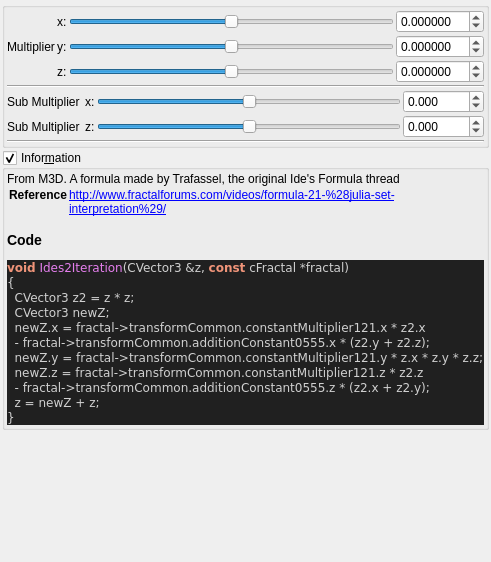
Above: mandelbulber2/qt_data/fractal_ides2.ui from buddhi1980/mandelbulber2 before the change. Below: the same form after it.
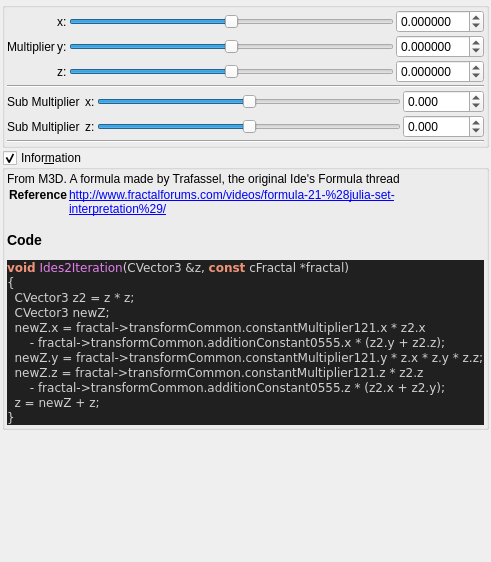
That is the form after the change. Custom widgets are drawn as their Qt base class.

Commit message:
added all transforms information boxes
now all formulas can be parsed.

@buddhi do you got a reference for Xenodreambuie formula?

The edit to the form file:
```diff
--- a/mandelbulber2/qt_data/fractal_ides2.ui
+++ b/mandelbulber2/qt_data/fractal_ides2.ui
@@ -445,10 +445,10 @@
   CVector3 z2 &lt;span style=&quot;color:#d0d0d0&quot;&gt;=&lt;/span&gt; z &lt;span style=&quot;color:#d0d0d0&quot;&gt;*&lt;/span&gt; z&lt;span style=&quot;color:#d0d0d0&quot;&gt;;&lt;/span&gt;
   CVector3 newZ&lt;span style=&quot;color:#d0d0d0&quot;&gt;;&lt;/span&gt;
   newZ&lt;span style=&quot;color:#d0d0d0&quot;&gt;.&lt;/span&gt;x &lt;span style=&quot;color:#d0d0d0&quot;&gt;=&lt;/span&gt; fractal&lt;span style=&quot;color:#d0d0d0&quot;&gt;-&amp;gt;&lt;/span&gt;transformCommon&lt;span style=&quot;color:#d0d0d0&quot;&gt;.&lt;/span&gt;constantMultiplier121&lt;span style=&quot;color:#d0d0d0&quot;&gt;.&lt;/span&gt;x &lt;span style=&quot;color:#d0d0d0&quot;&gt;*&lt;/span&gt; z2&lt;span style=&quot;color:#d0d0d0&quot;&gt;.&lt;/span&gt;x
-  &lt;span style=&quot;color:#d0d0d0&quot;&gt;-&lt;/span&gt; fractal&lt;span style=&quot;color:#d0d0d0&quot;&gt;-&amp;gt;&lt;/span&gt;transformCommon&lt;span style=&quot;color:#d0d0d0&quot;&gt;.&lt;/span&gt;additionConstant0555&lt;span style=&quot;color:#d0d0d0&quot;&gt;.&lt;/span&gt;x &lt;span style=&quot;color:#d0d0d0&quot;&gt;* (&lt;/span&gt;z2&lt;span style=&quot;color:#d0d0d0&quot;&gt;.&lt;/span&gt;y &lt;span style=&quot;color:#d0d0d0&quot;&gt;+&lt;/span&gt; z2&lt;span style=&quot;color:#d0d0d0&quot;&gt;.&lt;/span&gt;z&lt;span style=&quot;color:#d0d0d0&quot;&gt;);&lt;/span&gt;
+      &lt;span style=&quot;color:#d0d0d0&quot;&gt;-&lt;/span&gt; fractal&lt;span style=&quot;color:#d0d0d0&quot;&gt;-&amp;gt;&lt;/span&gt;transformCommon&lt;span style=&quot;color:#d0d0d0&quot;&gt;.&lt;/span&gt;additionConstant0555&lt;span style=&quot;color:#d0d0d0&quot;&gt;.&lt;/span&gt;x &lt;span style=&quot;color:#d0d0d0&quot;&gt;* (&lt;/span&gt;z2&lt;span style=&quot;color:#d0d0d0&quot;&gt;.&lt;/span&gt;y &lt;span style=&quot;color:#d0d0d0&quot;&gt;+&lt;/span&gt; z2&lt;span style=&quot;color:#d0d0d0&quot;&gt;.&lt;/span&gt;z&lt;span style=&quot;color:#d0d0d0&quot;&gt;);&lt;/span&gt;
   newZ&lt;span style=&quot;color:#d0d0d0&quot;&gt;.&lt;/span&gt;y &lt;span style=&quot;color:#d0d0d0&quot;&gt;=&lt;/span&gt; fractal&lt;span style=&quot;color:#d0d0d0&quot;&gt;-&amp;gt;&lt;/span&gt;transformCommon&lt;span style=&quot;color:#d0d0d0&quot;&gt;.&lt;/span&gt;constantMultiplier121&lt;span style=&quot;color:#d0d0d0&quot;&gt;.&lt;/span&gt;y &lt;span style=&quot;color:#d0d0d0&quot;&gt;*&lt;/span&gt; z&lt;span style=&quot;color:#d0d0d0&quot;&gt;.&lt;/span&gt;x &lt;span style=&quot;color:#d0d0d0&quot;&gt;*&lt;/span&gt; z&lt;span style=&quot;color:#d0d0d0&quot;&gt;.&lt;/span&gt;y &lt;span style=&quot;color:#d0d0d0&quot;&gt;*&lt;/span&gt; z&lt;span style=&quot;color:#d0d0d0&quot;&gt;.&lt;/span&gt;z&lt;span style=&quot;color:#d0d0d0&quot;&gt;;&lt;/span&gt;
   newZ&lt;span style=&quot;color:#d0d0d0&quot;&gt;.&lt;/span&gt;z &lt;span style=&quot;color:#d0d0d0&quot;&gt;=&lt;/span&gt; fractal&lt;span style=&quot;color:#d0d0d0&quot;&gt;-&amp;gt;&lt;/span&gt;transformCommon&lt;span style=&quot;color:#d0d0d0&quot;&gt;.&lt;/span&gt;constantMultiplier121&lt;span style=&quot;color:#d0d0d0&quot;&gt;.&lt;/span&gt;z &lt;span style=&quot;color:#d0d0d0&quot;&gt;*&lt;/span&gt; z2&lt;span style=&quot;color:#d0d0d0&quot;&gt;.&lt;/span&gt;z
-  &lt;span style=&quot;color:#d0d0d0&quot;&gt;-&lt;/span&gt; fractal&lt;span style=&quot;color:#d0d0d0&quot;&gt;-&amp;gt;&lt;/span&gt;transformCommon&lt;span style=&quot;color:#d0d0d0&quot;&gt;.&lt;/span&gt;additionConstant0555&lt;span style=&quot;color:#d0d0d0&quot;&gt;.&lt;/span&gt;z &lt;span style=&quot;color:#d0d0d0&quot;&gt;* (&lt;/span&gt;z2&lt;span style=&quot;color:#d0d0d0&quot;&gt;.&lt;/span&gt;x &lt;span style=&quot;color:#d0d0d0&quot;&gt;+&lt;/span&gt; z2&lt;span style=&quot;color:#d0d0d0&quot;&gt;.&lt;/span&gt;y&lt;span style=&quot;color:#d0d0d0&quot;&gt;);&lt;/span&gt;
+      &lt;span style=&quot;color:#d0d0d0&quot;&gt;-&lt;/span&gt; fractal&lt;span style=&quot;color:#d0d0d0&quot;&gt;-&amp;gt;&lt;/span&gt;transformCommon&lt;span style=&quot;color:#d0d0d0&quot;&gt;.&lt;/span&gt;additionConstant0555&lt;span style=&quot;color:#d0d0d0&quot;&gt;.&lt;/span&gt;z &lt;span style=&quot;color:#d0d0d0&quot;&gt;* (&lt;/span&gt;z2&lt;span style=&quot;color:#d0d0d0&quot;&gt;.&lt;/span&gt;x &lt;span style=&quot;color:#d0d0d0&quot;&gt;+&lt;/span&gt; z2&lt;span style=&quot;color:#d0d0d0&quot;&gt;.&lt;/span&gt;y&lt;span style=&quot;color:#d0d0d0&quot;&gt;);&lt;/span&gt;
   z &lt;span style=&quot;color:#d0d0d0&quot;&gt;=&lt;/span&gt; newZ &lt;span style=&quot;color:#d0d0d0&quot;&gt;+&lt;/span&gt; z&lt;span style=&quot;color:#d0d0d0&quot;&gt;;&lt;/span&gt;
 &lt;span style=&quot;color:#d0d0d0&quot;&gt;}&lt;/span&gt;
 &lt;/pre&gt;
```
The commit also changes 75 other files.
